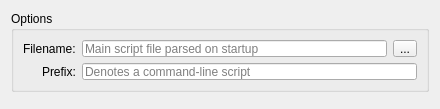
Before: the Qt Designer form client/configscripting.ui in jkdoug/mudder, drawn with Qt 5.
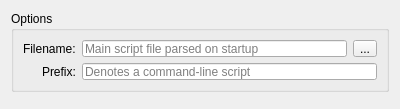
After: the same form once the commit is applied. Icons and pictures are not drawn.

Patch:
```diff
--- a/client/configscripting.ui
+++ b/client/configscripting.ui
@@ -6,7 +6,7 @@
    <rect>
     <x>0</x>
     <y>0</y>
-    <width>440</width>
+    <width>400</width>
     <height>109</height>
    </rect>
   </property>
```
